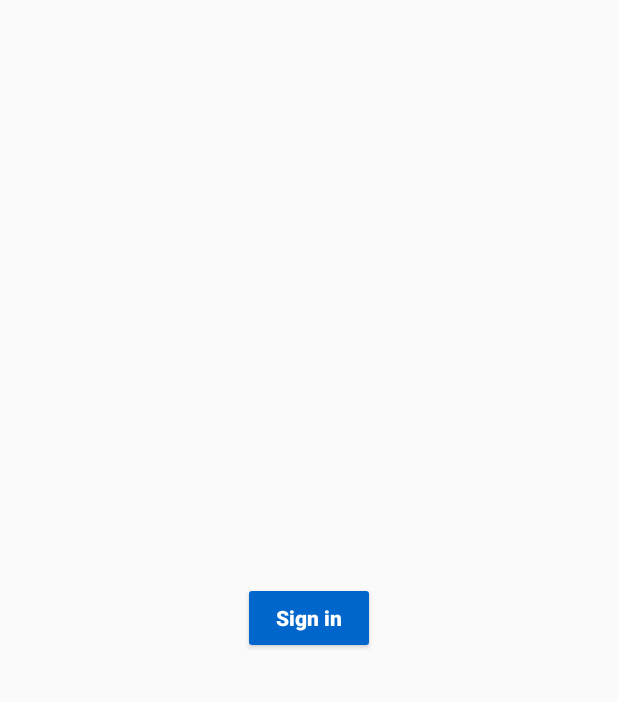
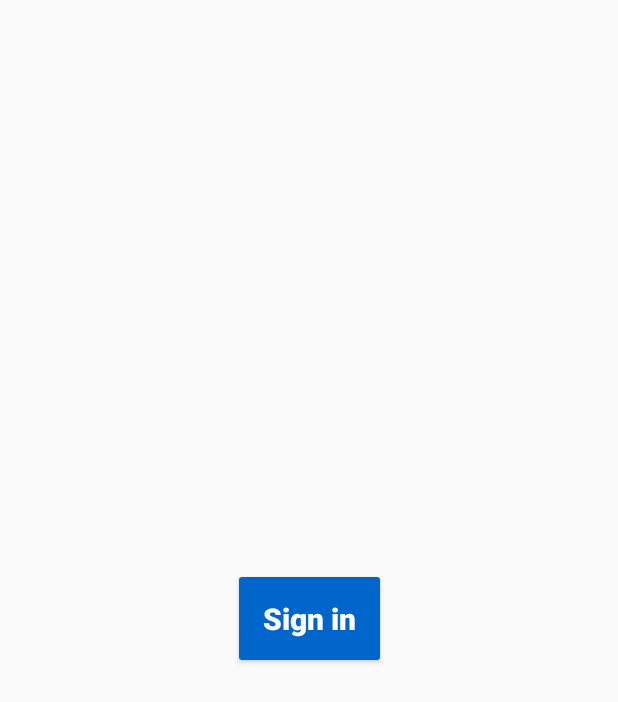
Before and after one commit to DevAdedoyin/Twitter-Unfollow-App, an Android app: the layout activity_sign_in_screen.xml on its own in the app's theme, with its tools: preview values and no code run, on a phone screen of 412 x 824 dp. Shown: the top 702 px of the screen. Run offline under Robolectric (Android 15) with nearby library versions, the light colour scheme and no system bars.

Commit message:
Sign-In Screen: Action Bar Removed

```diff
--- a/app/src/main/AndroidManifest.xml
+++ b/app/src/main/AndroidManifest.xml
@@ -9,7 +9,7 @@
         android:roundIcon="@mipmap/ic_launcher_round"
         android:supportsRtl="true"
         android:theme="@style/AppTheme">
-        <activity android:name=".SignInScreen"></activity>
+        <activity android:name=".SignInScreen" android:theme="@style/Theme.AppCompat.Light.NoActionBar"/>
         <activity
             android:name=".SplashScreen"
             android:theme="@style/Theme.AppCompat.Light.NoActionBar">
--- a/app/src/main/res/layout/activity_sign_in_screen.xml
+++ b/app/src/main/res/layout/activity_sign_in_screen.xml
@@ -19,6 +19,8 @@
     android:text="@string/sign_in"
     android:elevation="15dp"
     android:textAllCaps="false"
-    android:textStyle="bold"/>
+    android:textStyle="bold"
+    android:textSize="20sp"
+    android:padding="20dp"/>
 
 </androidx.constraintlayout.widget.ConstraintLayout>
```
